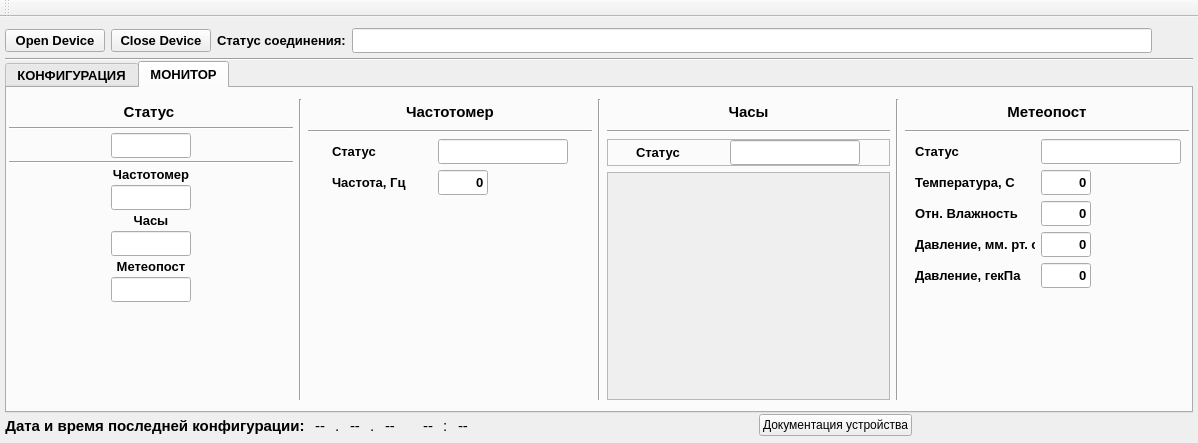
This is informPConfigurator/mainwindow.ui in Goodjamp/informPConfigurator as Qt 5 draws it before an edit. The edited form follows.
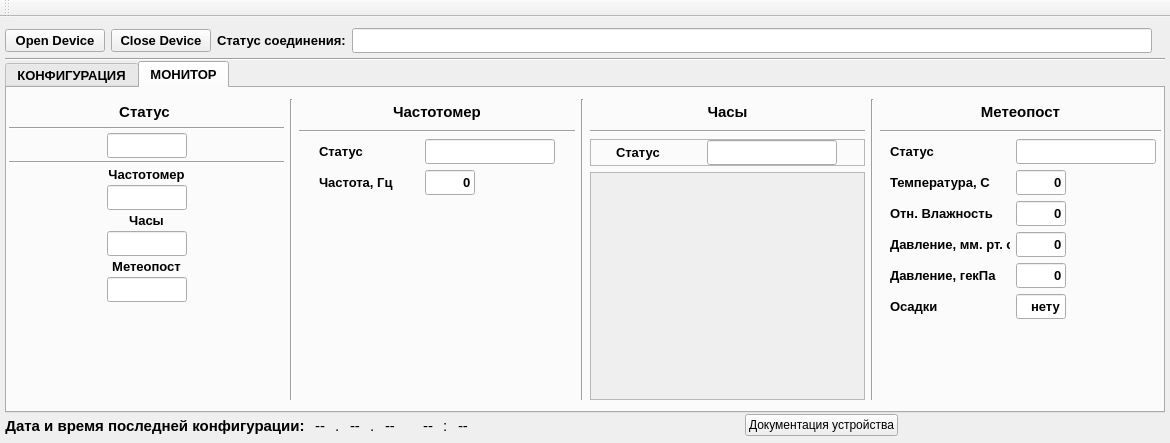
This is the edited form. The open tabs and pages were chosen to show the change.

Commit message: Complited Adding 4 clocks. Start implemen new meteo options

The edit to the form file:
```diff
--- a/informPConfigurator/mainwindow.ui
+++ b/informPConfigurator/mainwindow.ui
@@ -6,7 +6,7 @@
    <rect>
     <x>0</x>
     <y>0</y>
-    <width>1198</width>
+    <width>1170</width>
     <height>443</height>
    </rect>
   </property>
@@ -3564,7 +3564,7 @@
               <rect>
                <x>0</x>
                <y>0</y>
-               <width>275</width>
+               <width>264</width>
                <height>209</height>
               </rect>
              </property>
@@ -3930,6 +3930,53 @@
               </property>
              </widget>
             </item>
+            <item row="5" column="2">
+             <widget class="QLineEdit" name="lineEdit">
+              <property name="minimumSize">
+               <size>
+                <width>50</width>
+                <height>25</height>
+               </size>
+              </property>
+              <property name="maximumSize">
+               <size>
+                <width>50</width>
+                <height>25</height>
+               </size>
+              </property>
+              <property name="font">
+               <font>
+                <weight>75</weight>
+                <bold>true</bold>
+               </font>
+              </property>
+              <property name="text">
+               <string>нету</string>
+              </property>
+              <property name="alignment">
+               <set>Qt::AlignRight|Qt::AlignTrailing|Qt::AlignVCenter</set>
+              </property>
+             </widget>
+            </item>
+            <item row="5" column="1">
+             <widget class="QLabel" name="label">
+              <property name="minimumSize">
+               <size>
+                <width>120</width>
+                <height>25</height>
+               </size>
+              </property>
+              <property name="maximumSize">
+               <size>
+                <width>120</width>
+                <height>25</height>
+               </size>
+              </property>
+              <property name="text">
+               <string>Осадки</string>
+              </property>
+             </widget>
+            </item>
            </layout>
           </item>
           <item>
```
Left out of the diff: 198 changed lines with no effect on the pictures. The commit also changes 2 other files.
